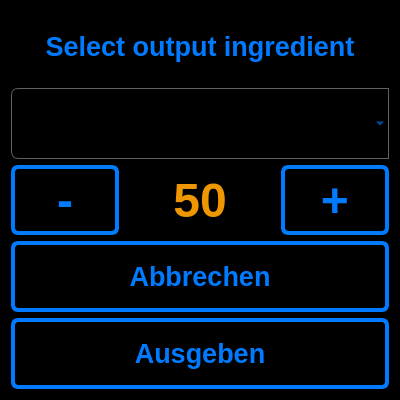
Old version of the form ui_elements/bonusingredient.ui in the repository AndreWohnsland/CocktailBerry.
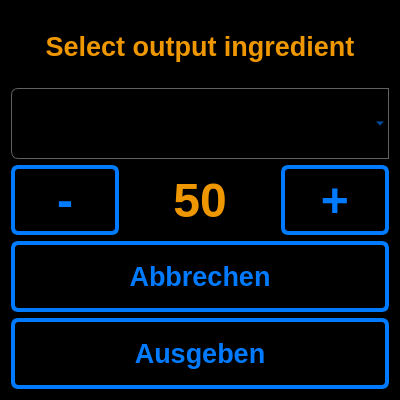
New version of the form.

Commit message: Adjusted Ui styles

Diff of the .ui file:
```diff
--- a/ui_elements/bonusingredient.ui
+++ b/ui_elements/bonusingredient.ui
@@ -68,6 +68,10 @@
     border-top-left-radius: 7px;
     border-bottom-left-radius: 0px;
 	color: rgb(239, 151, 0);
+}
+
+#LHeader {
+	color: rgb(239, 151, 0);
 }</string>
   </property>
   <property name="modal">
```
The commit also changes 7 other files.
